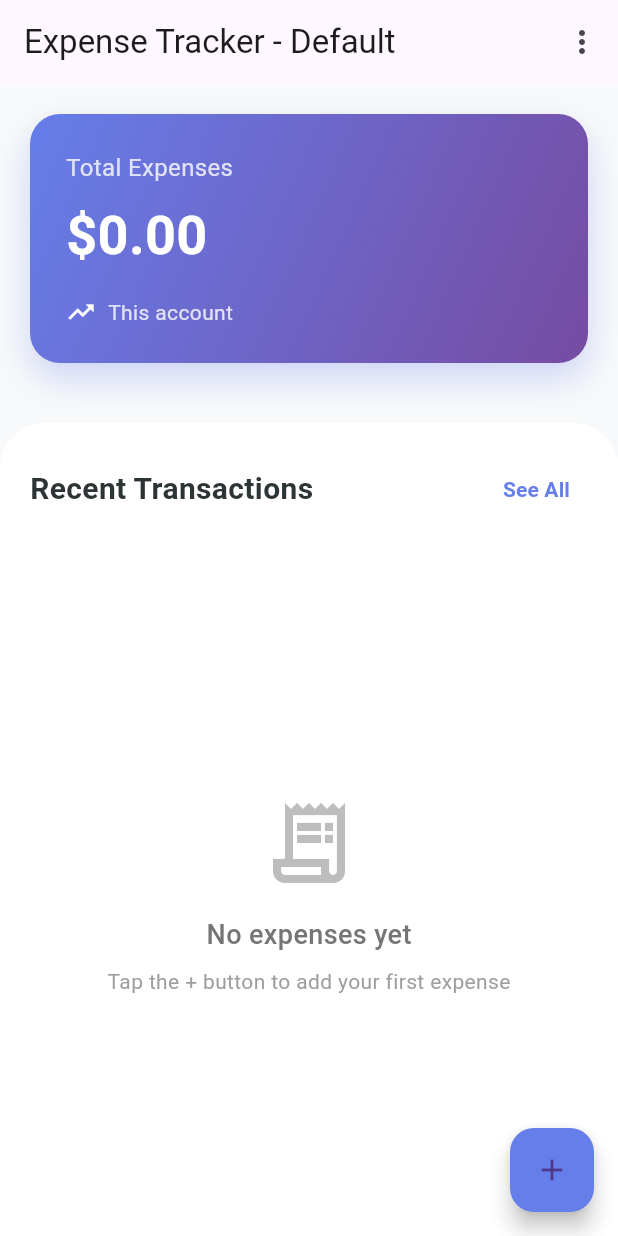
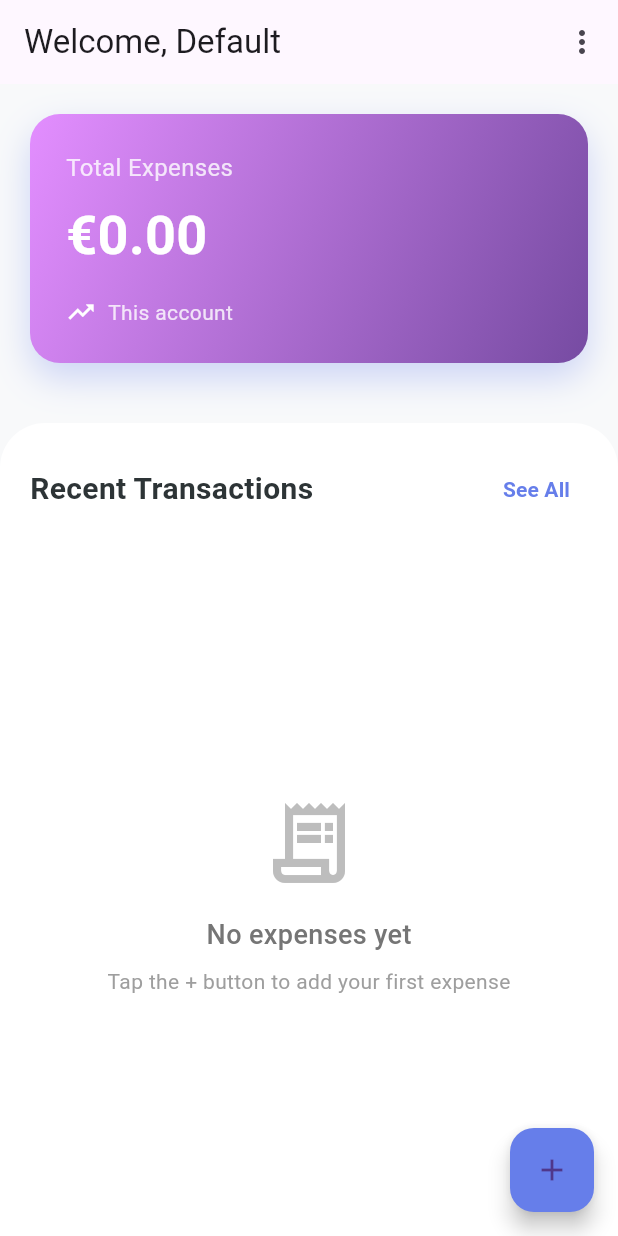
Before and after one commit to Ardyofi/pocket_track, a Flutter app: the screen it shows after launch, on a phone screen of 412 x 824 dp. Run offline on Flutter 3.47's test engine with Material 3 defaults, Android fonts, the phone set to English and light mode, and no system bars; our stand-ins replace hive, hive_flutter; accounts and stored records are empty; Roboto replaces fonts that are missing (SF Pro Display).

Commit message:
updated currency

```diff
--- a/lib/main.dart
+++ b/lib/main.dart
@@ -282,7 +282,7 @@ class _ExpenseTrackerAppState extends State<ExpenseTrackerApp> {
       padding: EdgeInsets.all(24),
       decoration: BoxDecoration(
         gradient: LinearGradient(
-          colors: [Color(0xFF667EEA), Color(0xFF764BA2)],
+          colors: [Color.fromARGB(255, 227, 142, 255), Color(0xFF764BA2)],
           begin: Alignment.topLeft,
           end: Alignment.bottomRight,
         ),
@@ -307,7 +307,7 @@ class _ExpenseTrackerAppState extends State<ExpenseTrackerApp> {
           ),
           SizedBox(height: 8),
           Text(
-            '\$${totalExpenses.toStringAsFixed(2)}',
+            '\€${totalExpenses.toStringAsFixed(2)}',
             style: TextStyle(
               color: Colors.white,
               fontSize: 36,
@@ -317,7 +317,7 @@ class _ExpenseTrackerAppState extends State<ExpenseTrackerApp> {
           SizedBox(height: 16),
           Row(
             children: [
-              Icon(Icons.trending_up, color: Colors.white, size: 20),
+              Icon(Icons.trending_up, color: const Color.fromARGB(255, 255, 255, 255), size: 20),
               SizedBox(width: 8),
               Text(
                 'This account',
@@ -372,7 +372,7 @@ class _ExpenseTrackerAppState extends State<ExpenseTrackerApp> {
                   ),
                   SizedBox(height: 8),
                   Text(
-                    '\$${categoryAmount.toStringAsFixed(0)}',
+                    '\€${categoryAmount.toStringAsFixed(0)}',
                     style: TextStyle(
                       fontSize: 18,
                       fontWeight: FontWeight.bold,
@@ -548,7 +548,7 @@ class _ExpenseTrackerAppState extends State<ExpenseTrackerApp> {
                 crossAxisAlignment: CrossAxisAlignment.end,
                 children: [
                   Text(
-                    '-\$${expense.amount.toStringAsFixed(2)}',
+                    '-\€${expense.amount.toStringAsFixed(2)}',
                     style: TextStyle(
                       fontSize: 16,
                       fontWeight: FontWeight.bold,
@@ -637,7 +637,7 @@ class _ExpenseTrackerAppState extends State<ExpenseTrackerApp> {
     return Scaffold(
       backgroundColor: Color(0xFFF8F9FA),
       appBar: AppBar(
-        title: Text('Expense Tracker - $currentAccountName'),
+        title: Text('Welcome, $currentAccountName'),
         actions: [
           PopupMenuButton<String>(
             icon: Icon(Icons.more_vert),
@@ -769,7 +769,7 @@ class _AccountManagerScreenState extends State<AccountManagerScreen> {
       context: context,
       builder: (context) => AlertDialog(
         title: Text('Delete Account?'),
-        content: Text('Are you sure you want to delete "$accountName" and all its expenses? This action cannot be undone.'),
+        content: Text('Are you sure you want to delete "$accountName" and all its expenses?'),
         actions: [
           TextButton(
             onPressed: () => Navigator.pop(context),
@@ -909,7 +909,7 @@ class _AccountManagerScreenState extends State<AccountManagerScreen> {
                           ],
                         ],
                       ),
-                      subtitle: Text('$expenseCount expenses • \$' + totalAmount.toStringAsFixed(2)),
+                      subtitle: Text('$expenseCount expenses • \€' + totalAmount.toStringAsFixed(2)),
                       trailing: Row(
                         mainAxisSize: MainAxisSize.min,
                         children: [
```
